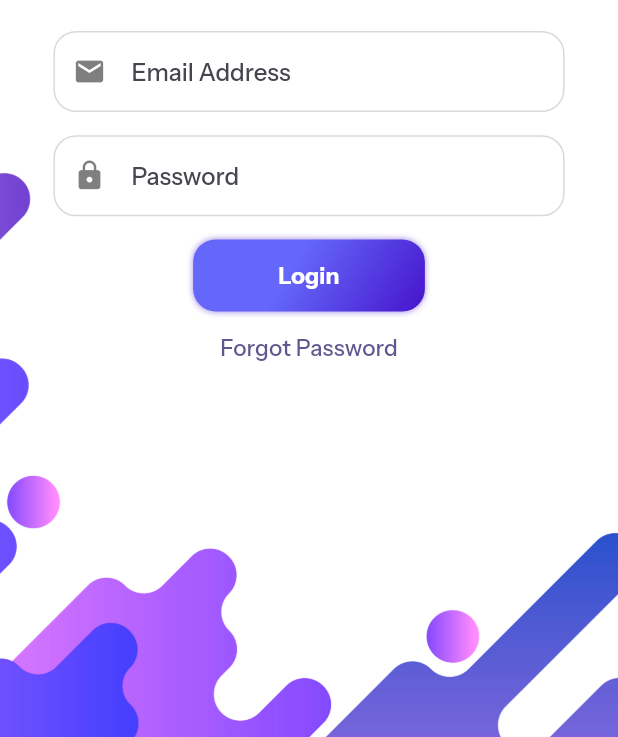
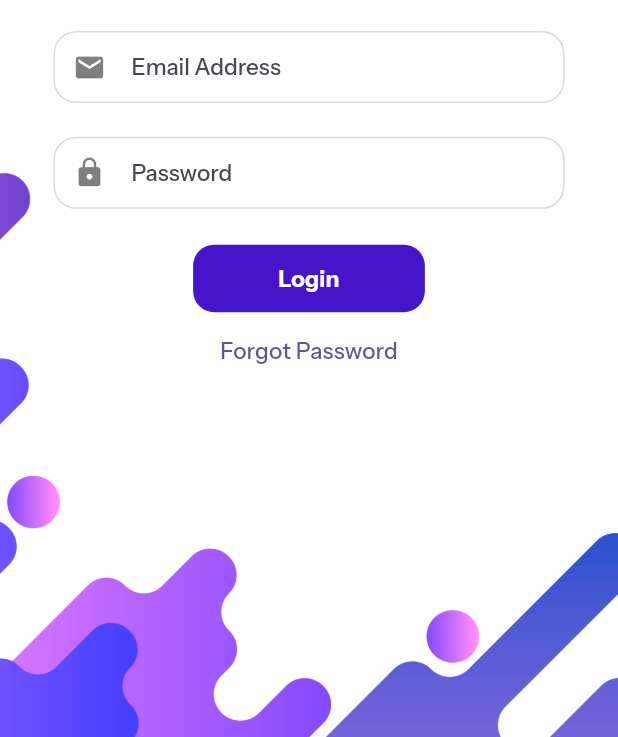
Before and after one commit to ananthuvs2000/dthexports, a Flutter app: the screen it shows after launch, on a phone screen of 412 x 824 dp, the part 499-1236 px from its top. Run offline on Flutter 3.47's test engine with Material 2 defaults, Android fonts, the phone set to English and light mode, and no system bars; our stand-ins replace flutter_screenutil, font_awesome_flutter, get, image_picker; project files that could hold a hidden picture were left out.

Commit message:
button color

```diff
--- a/lib/_common_widgets/primary_elevated_button.dart
+++ b/lib/_common_widgets/primary_elevated_button.dart
@@ -13,24 +13,12 @@ class PrimaryElevatedButton extends StatelessWidget {
 
   @override
   Widget build(BuildContext context) {
-    return Container(
-      padding: EdgeInsets.zero,
-      decoration: BoxDecoration(
-        boxShadow: [
-          BoxShadow(
-            color: primaryColor.withOpacity(0.5),
-            blurRadius: 3,
-          )
-        ],
-        borderRadius: BorderRadius.circular(globalBorderRadius),
-        gradient: primaryButtonGradient,
-      ),
-      child: ElevatedButton(
+    return ElevatedButton(
       onPressed: onPressed,
       style: ElevatedButton.styleFrom(
         shadowColor: Colors.transparent,
         elevation: 0,
-          backgroundColor: Colors.transparent,
+        backgroundColor: primaryColor,
         foregroundColor: Colors.white,
         shape: RoundedRectangleBorder(
           borderRadius: BorderRadius.circular(globalBorderRadius - 1),
@@ -47,7 +35,6 @@ class PrimaryElevatedButton extends StatelessWidget {
           fontWeight: FontWeight.bold,
         ),
       ),
-      ),
     );
   }
 }
--- a/lib/_common_widgets/textformfield.dart
+++ b/lib/_common_widgets/textformfield.dart
@@ -36,7 +36,11 @@ class _CustomTextFormFieldState extends State<CustomTextFormField> {
 
   @override
   Widget build(BuildContext context) {
-    return AnimatedContainer(
+    return Stack(
+      alignment: Alignment.topCenter,
+      children: [
+        AnimatedContainer(
+          height: 55,
           duration: const Duration(milliseconds: 100),
           decoration: BoxDecoration(
             borderRadius: BorderRadius.circular(globalBorderRadius),
@@ -49,7 +53,8 @@ class _CustomTextFormFieldState extends State<CustomTextFormField> {
                   ]
                 : null,
           ),
-      child: TextFormField(
+        ),
+        TextFormField(
           controller: widget.controller,
           validator: (value) => widget.validator(value),
           obscureText: widget.isPassword ?? false,
@@ -59,7 +64,7 @@ class _CustomTextFormFieldState extends State<CustomTextFormField> {
           focusNode: focusNode,
           // Styles
           style: const TextStyle(
-          fontSize: 16,
+            fontSize: 15,
             fontWeight: FontWeight.w500,
             letterSpacing: 0,
           ),
@@ -97,11 +102,12 @@ class _CustomTextFormFieldState extends State<CustomTextFormField> {
             filled: true,
             fillColor: inversePrimaryColor,
             contentPadding: const EdgeInsets.symmetric(
-            horizontal: 15,
-            vertical: 15,
+              horizontal: 10,
+              vertical: 10,
             ),
           ),
         ),
+      ],
     );
   }
 
```
Also changed, not shown: pubspec.yaml (+1 -9 lines). Lines whose indentation alone changed are shown as unchanged.
